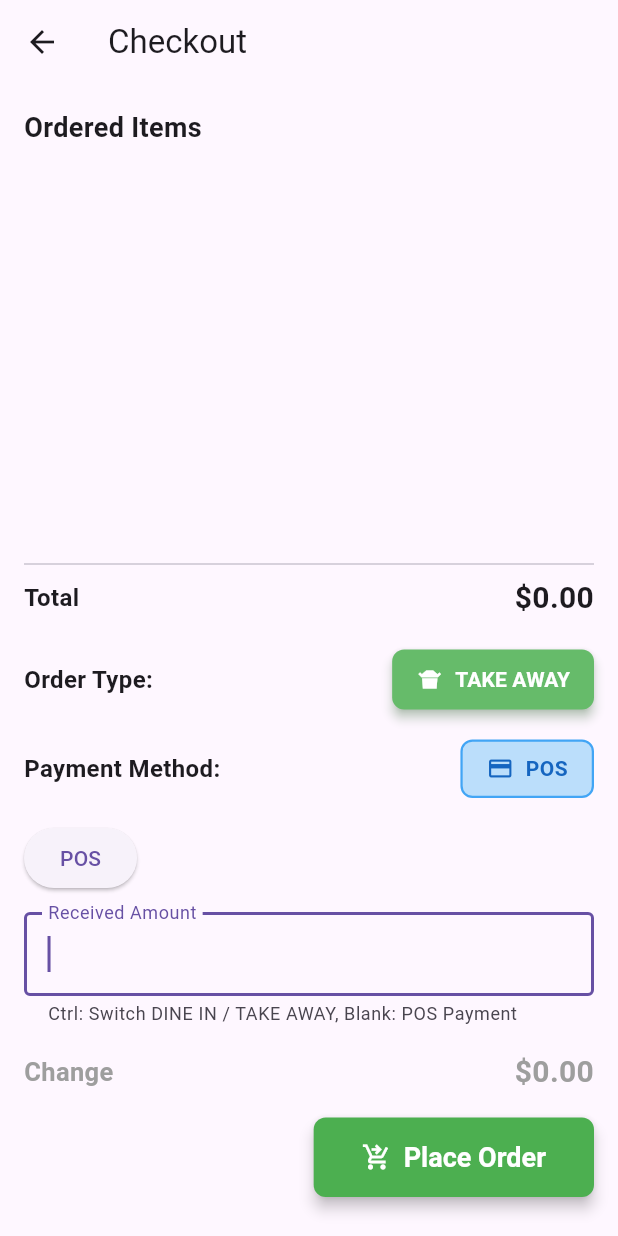
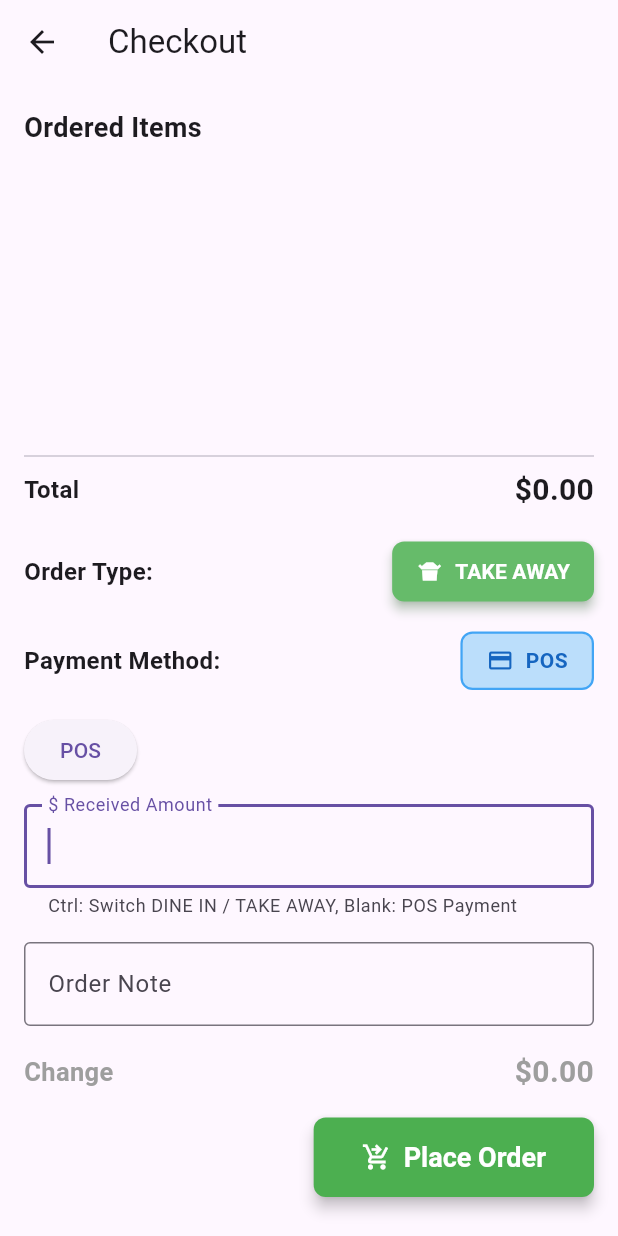
Before and after one commit to mslfh/OmneasPosorder, a Flutter app: the CheckoutPage screen opened directly with empty values, on a phone screen of 412 x 824 dp. Run offline on Flutter 3.47's test engine with Material 3 defaults, Android fonts, the phone set to English and light mode, and no system bars; our stand-ins replace audioplayers, dio, hive, hive_flutter, logger, sqflite and 1 more; missing offline and left inert: workmanager; accounts and stored records are empty.

Commit message:
add order note and type fields, implement cash change and voucher amount handling in order processing

```diff
--- a/lib/common/models/order_model.dart
+++ b/lib/common/models/order_model.dart
@@ -29,6 +29,8 @@ class OrderModel {
   final double serviceFee;   // 服务费
   final double cashAmount;   // 现金金额
   final double posAmount;    // POS金额
+  final double cashChange;    // 现金找零
+  final double voucherAmount; // 券金额
   final OrderStatus orderStatus;  // 订单状态
   final PrintStatus printStatus;  // 打印状态
   final String? errorMessage;     // 错误信息
@@ -36,6 +38,8 @@ class OrderModel {
   final DateTime? lastRetryTime;  // 最后重试时间
   final DateTime? syncedTime;     // 同步时间
   final DateTime? printedTime;    // 打印时间
+  final String? note;         // 订单备注
+  final String? type;         // 订单类型（takeaway/dinein）
 
   OrderModel({
     required this.id,
@@ -55,6 +59,10 @@ class OrderModel {
     this.lastRetryTime,
     this.syncedTime,
     this.printedTime,
+    this.note,
+    this.type,
+    this.cashChange = 0.0,
+    this.voucherAmount = 0.0,
   });
 
   // 从数据库转换
@@ -83,6 +91,10 @@ class OrderModel {
       printedTime: map['printed_time'] != null
           ? DateTime.parse(map['printed_time'])
           : null,
+      note: map['note'],
+      type: map['type'],
+      cashChange: map['cash_change']?.toDouble() ?? 0.0,
+      voucherAmount: map['voucher_amount']?.toDouble() ?? 0.0,
     );
   }
 
@@ -106,6 +118,10 @@ class OrderModel {
       'last_retry_time': lastRetryTime?.toIso8601String(),
       'synced_time': syncedTime?.toIso8601String(),
       'printed_time': printedTime?.toIso8601String(),
+      'note': note,
+      'type': type,
+      'cash_change': cashChange,
+      'voucher_amount': voucherAmount,
     };
   }
 
@@ -128,6 +144,10 @@ class OrderModel {
     DateTime? lastRetryTime,
     DateTime? syncedTime,
     DateTime? printedTime,
+    String? note,
+    String? type,
+    double? cashChange,
+    double? voucherAmount,
   }) {
     return OrderModel(
       id: id ?? this.id,
@@ -147,6 +167,10 @@ class OrderModel {
       lastRetryTime: lastRetryTime ?? this.lastRetryTime,
       syncedTime: syncedTime ?? this.syncedTime,
       printedTime: printedTime ?? this.printedTime,
+      note: note ?? this.note,
+      type: type ?? this.type,
+      cashChange: cashChange ?? this.cashChange,
+      voucherAmount: voucherAmount ?? this.voucherAmount,
     );
   }
 
--- a/lib/common/services/api_service.dart
+++ b/lib/common/services/api_service.dart
@@ -72,7 +72,6 @@ class ApiService {
     );
     print('[API] response.statusCode: ' + response.statusCode.toString());
     print('[API] response.headers: ' + response.headers.toString());
-    print('[API] response.data: ' + response.data.toString());
     return response;
   }
 
--- a/lib/common/services/order_service.dart
+++ b/lib/common/services/order_service.dart
@@ -50,6 +50,10 @@ class OrderService {
     double serviceFee = 0.0,
     double cashAmount = 0.0,
     double posAmount = 0.0,
+    String? note,
+    String? type,
+    double cashChange = 0.0, // 新增找零参数
+    double voucherAmount = 0.0, // 新增券金额参数
   }) async {
     final String orderId = _uuid.v4();
     final DateTime orderTime = DateTime.now();
@@ -73,6 +77,10 @@ class OrderService {
         posAmount: posAmount,
         orderStatus: OrderStatus.pending,
         printStatus: PrintStatus.pending,
+        note: note,
+        type: type,
+        cashChange: cashChange, // 传递找零
+        voucherAmount: voucherAmount, // 传递券金额
       );
 
       // 保存到本地数据库（关键：先落单）
--- a/lib/common/services/sync_service.dart
+++ b/lib/common/services/sync_service.dart
@@ -25,9 +25,6 @@ class SyncService {
     _dio.options.connectTimeout = Duration(seconds: 10);
     _dio.options.receiveTimeout = Duration(seconds: 10);
     _dio.options.sendTimeout = Duration(seconds: 10);
-
-    // 设置默认的API地址（演示用）
-    _dio.options.baseUrl = 'https://api.example.com';
 
     // 添加请求拦截器记录日志
     _dio.interceptors.add(InterceptorsWrapper(
@@ -73,7 +70,10 @@ class SyncService {
         'service_fee': order.serviceFee,
         'cash_amount': order.cashAmount,
         'pos_amount': order.posAmount,
+        'cash_change': order.cashChange, // 新增找零字段同步到后端
         'local_created_at': order.orderTime.toIso8601String(),
+        'note': order.note,
+        'type': order.type,
       };
 
       // 打印格式化的请求数据
--- a/lib/internal/pages/checkout_page.dart
+++ b/lib/internal/pages/checkout_page.dart
@@ -18,6 +18,8 @@ class _CheckoutPageState extends State<CheckoutPage> {
   String orderType = 'TAKE AWAY'; // 添加订单类型状态
   final TextEditingController _controller = TextEditingController();
   final FocusNode _amountInputFocusNode = FocusNode(); // 金额输入框的焦点节点
+  final TextEditingController _noteController = TextEditingController(); // 订单备注输入框
+  bool keepChange = false; // 新增：是否放弃找零
 
   @override
   void initState() {
@@ -33,6 +35,7 @@ class _CheckoutPageState extends State<CheckoutPage> {
   void dispose() {
     _controller.dispose();
     _amountInputFocusNode.dispose();
+    _noteController.dispose();
     super.dispose();
   }
 
@@ -67,17 +70,14 @@ class _CheckoutPageState extends State<CheckoutPage> {
     return Focus(
       // 使用 Focus widget 包裹整个页面，捕获全局键盘事件
       onKeyEvent: (FocusNode node, KeyEvent event) {
-        // 处理按键事件
-        if (event is KeyDownEvent) {
-          print('Key down: ${event.logicalKey.keyLabel}');
-
+        // 仅当金额输入框有焦点时才处理快捷键
+        if (_amountInputFocusNode.hasFocus && event is KeyDownEvent) {
           // Ctrl 键：切换订单类型（Dine in/Take away）
           if (event.logicalKey == LogicalKeyboardKey.controlLeft ||
               event.logicalKey == LogicalKeyboardKey.controlRight) {
             _toggleOrderType();
             return KeyEventResult.handled; // 标记事件已处理
           }
-
           // 空格键：同 Pos 按钮功能，将 Received Amount 设为 Total
           if (event.logicalKey == LogicalKeyboardKey.space) {
             setState(() {
@@ -283,7 +283,7 @@ class _CheckoutPageState extends State<CheckoutPage> {
                       child: TextField(
                         keyboardType: TextInputType.numberWithOptions(decimal: true),
                         decoration: InputDecoration(
-                          labelText: 'Received Amount',
+                          labelText: '\$ Received Amount',
                           border: OutlineInputBorder(),
                           // 添加提示文本，告知用户快捷键
                           helperText: 'Ctrl: Switch DINE IN / TAKE AWAY, Blank: POS Payment',
@@ -302,25 +302,65 @@ class _CheckoutPageState extends State<CheckoutPage> {
                   ],
                 ),
                 SizedBox(height: 16),
+                // 订单备注输入框
+                TextField(
+                  controller: _noteController,
+                  decoration: InputDecoration(
+                    labelText: 'Order Note',
+                    border: OutlineInputBorder(),
+                    hintText: 'Enter order note (optional)',
+                  ),
+                  maxLines: 1,
+                ),
+                SizedBox(height: 16),
                 // Change 显示（仅一处）
                 Row(
                   mainAxisAlignment: MainAxisAlignment.spaceBetween,
                   children: [
-                    Text('Change',
-                      style: TextStyle(
-                        fontSize: 17,
-                        color: change < 0
-                            ? Colors.red
-                            : (change > 0 ? Colors.deepOrangeAccent : Colors.grey),
-                        fontWeight: FontWeight.bold,
-                      )),
+                    Row(
+                      children: [
+                        Text(
+                          'Change',
+                          style: TextStyle(
+                            fontSize: 17,
+                            color: change < 0
+                                ? Colors.red
+                                : (change > 0 ? Colors.black : Colors.grey),
+                            fontWeight: FontWeight.bold,
+                          ),
+                        ),
+                        if (change > 0.009)
+                          Padding(
+                            padding: const EdgeInsets.only(left: 8.0),
+                            child: ElevatedButton(
+                              onPressed: keepChange
+                                  ? null
+                                  : () {
+                                      setState(() {
+                                        keepChange = true;
+                                      });
+                                    },
+                              style: ElevatedButton.styleFrom(
+                                backgroundColor: keepChange ? Colors.grey : Colors.deepOrange,
+                                foregroundColor: Colors.white,
+                                padding: EdgeInsets.symmetric(horizontal: 10, vertical: 10),
+                                textStyle: TextStyle(fontSize: 11, fontWeight: FontWeight.bold),
+                                minimumSize: Size(0, 0),
+                              ),
+                              child: Text(keepChange ? 'Kept Change' : 'Keep'),
+                            ),
+                          ),
+                      ],
+                    ),
                     Text(
-                      (change < 0 ? '-\$${change.abs().toStringAsFixed(2)}' : '\$${change.toStringAsFixed(2)}'),
+                      keepChange
+                        ? '\$0.00'
+                        : (change < 0 ? '-\$${change.abs().toStringAsFixed(2)}' : '\$${change.toStringAsFixed(2)}'),
                       style: TextStyle(
                         fontSize: 20,
                         color: change < 0
                             ? Colors.red
-                            : (change > 0 ? Colors.deepOrangeAccent : Colors.grey),
+                            : (change > 0 ? Colors.black : Colors.grey),
                         fontWeight: FontWeight.bold,
                       ),
                     ),
@@ -352,7 +392,6 @@ class _CheckoutPageState extends State<CheckoutPage> {
                               'price': p.product.sellingPrice,
                               'quantity': p.quantity,
                               'options': options,
-                              'note': '',
                             };
                           }).toList();
 
@@ -375,7 +414,12 @@ class _CheckoutPageState extends State<CheckoutPage> {
                             serviceFee: 0.0,    // 默认无服务费
                             cashAmount: isCash ? receivedAmount : 0.0,
                             posAmount: isCash ? 0.0 : receivedAmount,
+                            note: _noteController.text.trim(),
+                            type: orderType == 'DINE IN' ? 'dinein' : 'takeaway',
+                            cashChange: isCash ? (keepChange ? 0.0 : double.parse((receivedAmount - totalAmount).toStringAsFixed(2))) : 0.0, // 放弃找零逻辑
+                            voucherAmount: 0.0, // 新增券金额字段，默认为0.00
                           );
+                          setState(() { keepChange = false; }); // 下单后重置
 
                           // 显示成功对话框
                           _showOrderSuccessDialog(orderId, totalAmount);
```
Also changed, not shown: lib/common/services/database_service.dart (+12 -4 lines).
